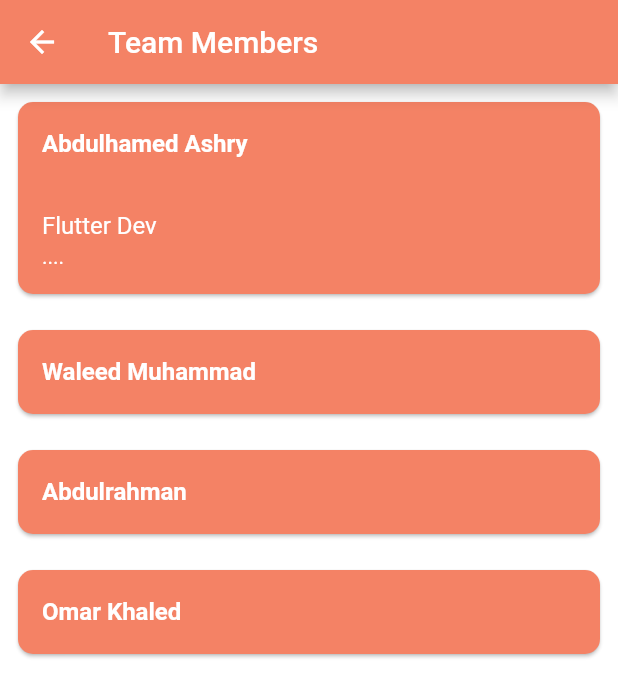
After one commit to WaleedShehata1/easy_ticket_app, a Flutter app: the TeamMembersScreen screen opened directly, after a tap on "Abdulhamed Ashry", on a phone screen of 412 x 824 dp. The commit adds this screen. Shown: the top 697 px of the screen. Run offline on Flutter 3.47's test engine with Material 2 defaults, Android fonts, the phone set to English and light mode, and no system bars; our stand-ins replace animated_notch_bottom_bar, bloc, conditional_builder_null_safety, dio, dotted_border, flutter_bloc and 4 more; accounts and stored records are empty; network calls fail.

Commit message:
Abdulhamed

```diff
--- a/lib/screen/profile.dart
+++ b/lib/screen/profile.dart
@@ -5,6 +5,7 @@ import 'package:easy_ticket_app/cubit/app/app_state.dart';
 import 'package:easy_ticket_app/network/local/dio_helper.dart';
 import 'package:easy_ticket_app/network/remote/end_points.dart';
 import 'package:easy_ticket_app/screen/sign_in.dart';
+import 'package:easy_ticket_app/screen/team_members.dart';
 import 'package:easy_ticket_app/widget/components.dart';
 import 'package:easy_ticket_app/widget/constants.dart';
 import 'package:flutter/material.dart';
@@ -255,10 +256,11 @@ class _UserSettingsScreenState extends State<UserSettingsScreen> {
                   ListTile(
                     minVerticalPadding: 15.h,
                     onTap: () {
-                      // Navigator.push(
-                      //   context,
-                      //   MaterialPageRoute(builder: (context) => TeamMembersScreen()),
-                      // );
+                      Navigator.push(
+                        context,
+                        MaterialPageRoute(
+                            builder: (context) => TeamMembersScreen()),
+                      );
                     },
                     leading: Icon(
                       Icons.person_3_rounded,
--- /dev/null
+++ b/lib/screen/team_members.dart
@@ -0,0 +1,113 @@
+import 'package:flutter/material.dart';
+
+class TeamMembersScreen extends StatefulWidget {
+  @override
+  _TeamMembersScreenState createState() => _TeamMembersScreenState();
+}
+
+class _TeamMembersScreenState extends State<TeamMembersScreen> {
+  List<bool> _isExpandedList = [];
+
+  @override
+  void initState() {
+    super.initState();
+    _isExpandedList = List.generate(
+      designTeamMembers.length,
+      (index) => false,
+    );
+  }
+
+  @override
+  Widget build(BuildContext context) {
+    return Scaffold(
+      appBar: AppBar(
+        backgroundColor: Color(0xffF48265),
+        title: Text('Team Members'),
+      ),
+      body: ListView.builder(
+        itemCount: designTeamMembers.length,
+        itemBuilder: (context, index) {
+          return GestureDetector(
+            onTap: () {
+              setState(() {
+                _isExpandedList[index] = !_isExpandedList[index];
+              });
+            },
+            child: Container(
+              margin: EdgeInsets.all(8.0),
+              child: Card(
+                color: Color(0xffF48265),
+                shape: RoundedRectangleBorder(
+                  borderRadius: BorderRadius.circular(10.0),
+                ),
+                child: ClipRRect(
+                  borderRadius: BorderRadius.circular(10.0),
+                  child: Column(
+                    children: [
+                      ListTile(
+                        title: Text(
+                          designTeamMembers[index].name,
+                          style: TextStyle(
+                            fontWeight: FontWeight.bold,
+                            color: Colors.white,
+                          ),
+                        ),
+                      ),
+                      if (_isExpandedList[index])
+                        ListTile(
+                          title: Text(
+                            designTeamMembers[index].role,
+                            style: TextStyle(color: Colors.white),
+                          ),
+                          subtitle: Text(
+                            designTeamMembers[index].description,
+                            style: TextStyle(color: Colors.white),
+                          ),
+                        ),
+                    ],
+                  ),
+                ),
+              ),
+            ),
+          );
+        },
+      ),
+    );
+  }
+}
+
+class DesignTeamMember {
+  final String name;
+  final String role;
+  final String description;
+
+  DesignTeamMember({
+    required this.name,
+    required this.role,
+    required this.description,
+  });
+}
+
+final List<DesignTeamMember> designTeamMembers = [
+  DesignTeamMember(
+    name: 'Abdulhamed Ashry',
+    role: 'Flutter Dev',
+    description: '....',
+  ),
+  DesignTeamMember(
+    name: 'Waleed Muhammad',
+    role: 'Flutter Dev',
+    description: '...',
+  ),
+  DesignTeamMember(
+    name: 'Abdulrahman ',
+    role: 'Back-end dev',
+    description: '...',
+  ),
+  DesignTeamMember(
+    name: 'Omar Khaled',
+    role: 'Back-end dev',
+    description: '...',
+  ),
+  // Add more team members here
+];
```
